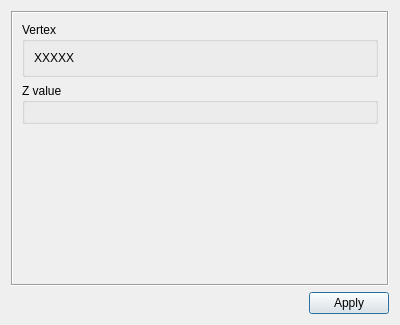
First picture: the form in Mesher/tinEditorUi/reosvertexzspecifiereditorwidget.ui, repository vcloarec/ReosProject, before the edit.
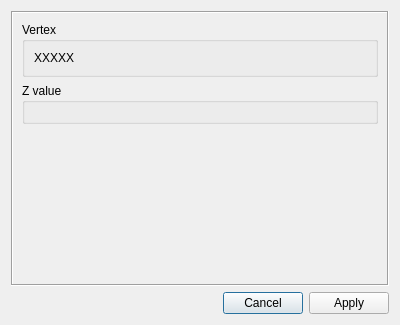
Second picture: the form after the edit.

Patch:
```diff
--- a/Mesher/tinEditorUi/reosvertexzspecifiereditorwidget.ui
+++ b/Mesher/tinEditorUi/reosvertexzspecifiereditorwidget.ui
@@ -91,7 +91,7 @@
       <enum>Qt::Horizontal</enum>
      </property>
      <property name="standardButtons">
-      <set>QDialogButtonBox::Apply</set>
+      <set>QDialogButtonBox::Apply|QDialogButtonBox::Cancel</set>
      </property>
     </widget>
    </item>
```
